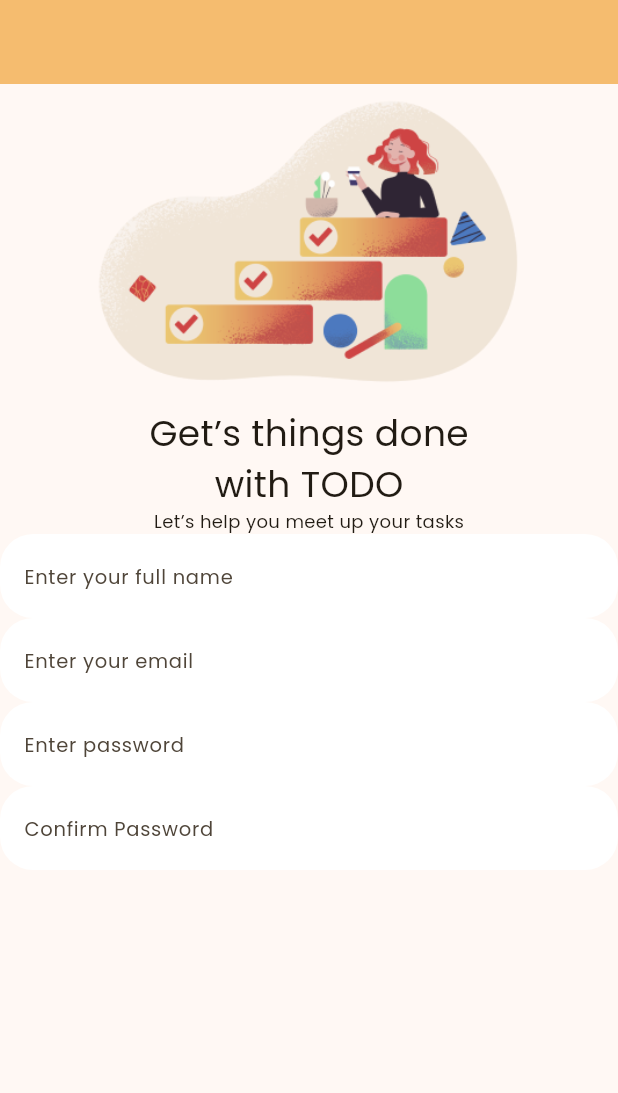
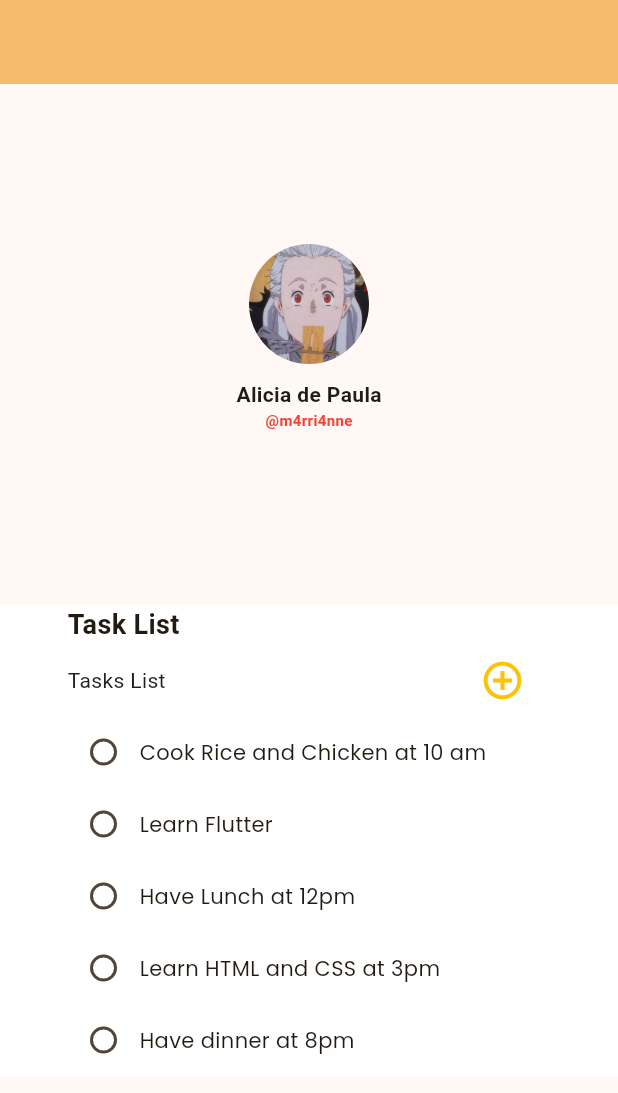
Before and after one commit to m4rri4nne/to_do_app_flutter, a Flutter app: the screen it shows after launch, on a phone screen of 412 x 824 dp. Shown: the top 1093 px of the screen. Run offline on Flutter 3.47's test engine with Material 3 defaults, Android fonts, the light colour scheme and no system bars; Roboto replaces fonts that are missing (Poppins-Bold, Poppins-Regular).

Commit message:
Criação da pagina de tarefas

```diff
--- /dev/null
+++ b/lib/components/list_item.dart
@@ -0,0 +1,39 @@
+import 'package:flutter/material.dart';
+
+class ListItem extends StatefulWidget {
+  const ListItem({super.key, required this.item});
+
+  final String item;
+  @override
+  State<ListItem> createState() => _ListItemState();
+}
+
+class _ListItemState extends State<ListItem> {
+  bool checked = false;
+  @override
+  Widget build(BuildContext context) {
+    return Row(
+      children: [
+        Checkbox(
+          fillColor: MaterialStateProperty.resolveWith((states) {
+            if (!states.contains(MaterialState.selected)) {
+              return Colors.transparent;
+            }
+            return Colors.amber.shade600;
+          }),
+          shape: const RoundedRectangleBorder(
+            borderRadius: BorderRadius.all(Radius.circular(22.0)),
+          ),
+          checkColor: Colors.amber.shade600,
+          value: checked,
+          onChanged: (bool? value) {
+            setState(() {
+              checked = value!;
+            });
+          },
+        ),
+        Text(widget.item),
+      ],
+    );
+  }
+}
--- /dev/null
+++ b/lib/components/tasklist.dart
@@ -0,0 +1,75 @@
+import 'package:flutter/material.dart';
+import 'package:to_do_app_flutter/components/list_item.dart';
+
+class TaskList extends StatefulWidget {
+  const TaskList({super.key});
+
+  @override
+  State<TaskList> createState() => _TaskListState();
+}
+
+class _TaskListState extends State<TaskList> {
+  void action() {}
+  bool checked = false;
+
+  final List<String> items = [
+    "Cook Rice and Chicken at 10 am",
+    "Learn Flutter",
+    "Have Lunch at 12pm",
+    "Learn HTML and CSS at 3pm",
+    "Have dinner at 8pm"
+  ];
+
+  @override
+  Widget build(BuildContext context) {
+    return Container(
+      color: Colors.white,
+      child: Padding(
+        padding: const EdgeInsets.only(left: 45, right: 45),
+        child: Column(
+          crossAxisAlignment: CrossAxisAlignment.start,
+          children: [
+            const Row(
+              children: [
+                Text(
+                  "Task List",
+                  style: TextStyle(
+                    fontSize: 18,
+                    fontFamily: "Poppins-Regular",
+                    fontWeight: FontWeight.w600,
+                  ),
+                ),
+              ],
+            ),
+            Row(
+              mainAxisAlignment: MainAxisAlignment.spaceBetween,
+              children: [
+                Text(
+                  'Tasks List',
+                  style: TextStyle(
+                    fontSize: 14,
+                    fontFamily: "Poppins-Regular",
+                    color: Colors.grey.shade900,
+                  ),
+                ),
+                TextButton(
+                  onPressed: action,
+                  child: const Icon(
+                    Icons.add_circle_outline,
+                    color: Colors.amber,
+                    size: 30,
+                  ),
+                ),
+              ],
+            ),
+            Column(
+              children: [
+                for (int i = 0; i < items.length; i++) ListItem(item: items[i])
+              ],
+            ),
+          ],
+        ),
+      ),
+    );
+  }
+}
--- a/lib/main.dart
+++ b/lib/main.dart
@@ -1,5 +1,5 @@
 import 'package:flutter/material.dart';
-import 'package:to_do_app_flutter/screens/registration.dart';
+import 'package:to_do_app_flutter/screens/dashboard.dart';
 
 void main() {
   runApp(const MyApp());
@@ -18,7 +18,7 @@
             background: Colors.orange.shade300),
         fontFamily: 'Poppins',
       ),
-      home: const Registration(),
+      home: const Dasboard(),
     );
   }
 }
--- /dev/null
+++ b/lib/screens/dashboard.dart
@@ -0,0 +1,68 @@
+import 'package:flutter/material.dart';
+import 'package:to_do_app_flutter/components/tasklist.dart';
+
+class Dasboard extends StatefulWidget {
+  const Dasboard({super.key});
+
+  @override
+  State<Dasboard> createState() => _DasboardState();
+}
+
+class _DasboardState extends State<Dasboard> {
+  void action() {}
+
+  @override
+  Widget build(BuildContext context) {
+    return Scaffold(
+      appBar: AppBar(
+        backgroundColor: Theme.of(context).colorScheme.inversePrimary,
+      ),
+      body: const Column(
+        mainAxisAlignment: MainAxisAlignment.spaceEvenly,
+        children: [
+          Row(
+            mainAxisAlignment: MainAxisAlignment.center,
+            children: [
+              Column(
+                children: [
+                  ClipOval(
+                    child: Image(
+                      image: AssetImage('images/icon.jpeg'),
+                      width: 80.0,
+                      height: 80.0,
+                    ),
+                  ),
+                  Padding(
+                    padding: EdgeInsets.only(
+                        left: 15.0, right: 15.0, top: 10.0, bottom: 10.0),
+                    child: Column(
+                      children: [
+                        Text(
+                          "Alicia de Paula",
+                          style: TextStyle(
+                            fontFamily: 'Poppins-Bold',
+                            fontSize: 14,
+                            fontWeight: FontWeight.w600,
+                          ),
+                        ),
+                        Text(
+                          "@m4rri4nne",
+                          style: TextStyle(
+                              fontSize: 10,
+                              color: Colors.red,
+                              fontFamily: "Poppins-Regular",
+                              fontWeight: FontWeight.w600),
+                        ),
+                      ],
+                    ),
+                  ),
+                ],
+              ),
+            ],
+          ),
+          TaskList(),
+        ],
+      ),
+    );
+  }
+}
--- a/pubspec.yaml
+++ b/pubspec.yaml
@@ -28,6 +28,7 @@ environment:
 # the latest version available on pub.dev. To see which dependencies have newer
 # versions available, run `flutter pub outdated`.
 dependencies:
+  analog_clock: ^0.1.1
   flutter:
     sdk: flutter
 
@@ -61,7 +62,7 @@ flutter:
   # To add assets to your application, add an assets section, like this:
   assets:
     - images/logo.png
-  #   - images/a_dot_ham.jpeg
+    - images/icon.jpeg
 
   # An image asset can refer to one or more resolution-specific "variants", see
   # https://flutter.dev/assets-and-images/#resolution-aware
```
Also changed, not shown: lib/screens/login.dart (added, +130 -0 lines), lib/screens/registration.dart (+67 -29 lines), lib/screens/welcome.dart (+9 -9 lines), images/icon.jpeg (added), pubspec.lock.
